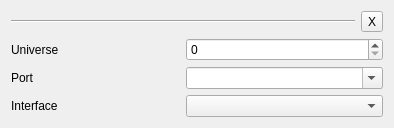
Above: GUI/widgets/interface.ui from VirtualStudioControl/DMXRelayConfigurator before the change. Below: the same form after it.
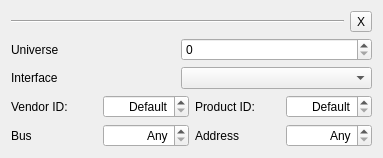
That is the form after the change.

Commit message: Support for configuring uDMX interfaces Limited Send rate of DMX Frames from UI to 100 fps

What changed in the file:
```diff
--- a/GUI/widgets/interface.ui
+++ b/GUI/widgets/interface.ui
@@ -6,33 +6,195 @@
    <rect>
     <x>0</x>
     <y>0</y>
-    <width>394</width>
-    <height>115</height>
+    <width>383</width>
+    <height>141</height>
    </rect>
   </property>
   <property name="windowTitle">
    <string>Form</string>
   </property>
   <layout class="QGridLayout" name="gridLayout">
-   <item row="2" column="0">
-    <widget class="QLabel" name="label_2">
-     <property name="text">
-      <string>Port</string>
+   <item row="1" column="1" colspan="2">
+    <widget class="QSpinBox" name="universe_spin">
+     <property name="maximum">
+      <number>2147483647</number>
      </property>
     </widget>
    </item>
-   <item row="0" column="0" colspan="2">
-    <widget class="Line" name="line">
-     <property name="orientation">
-      <enum>Qt::Horizontal</enum>
+   <item row="3" column="0" colspan="3">
+    <widget class="QStackedWidget" name="optionStack">
+     <property name="currentIndex">
+      <number>1</number>
      </property>
-    </widget>
-   </item>
-   <item row="3" column="0">
-    <widget class="QLabel" name="label_3">
-     <property name="text">
-      <string>Interface</string>
-     </property>
+     <widget class="QWidget" name="page">
+      <layout class="QGridLayout" name="gridLayout_2">
+       <property name="leftMargin">
+        <number>0</number>
+       </property>
+       <property name="topMargin">
+        <number>0</number>
+       </property>
+       <property name="rightMargin">
+        <number>0</number>
+       </property>
+       <property name="bottomMargin">
+        <number>0</number>
+       </property>
+       <item row="0" column="0">
+        <widget class="QLabel" name="label_2">
+         <property name="text">
+          <string>Port</string>
+         </property>
+        </widget>
+       </item>
+       <item row="0" column="1">
+        <widget class="QComboBox" name="port_combo">
+         <property name="editable">
+          <bool>true</bool>
+         </property>
+        </widget>
+       </item>
+       <item row="1" column="0" colspan="2">
+        <spacer name="verticalSpacer">
+         <property name="orientation">
+          <enum>Qt::Vertical</enum>
+         </property>
+         <property name="sizeHint" stdset="0">
+          <size>
+           <width>20</width>
+           <height>40</height>
+          </size>
+         </property>
+        </spacer>
+       </item>
+      </layout>
+     </widget>
+     <widget class="QWidget" name="page_2">
+      <layout class="QGridLayout" name="gridLayout_3">
+       <property name="leftMargin">
+        <number>0</number>
+       </property>
+       <property name="topMargin">
+        <number>0</number>
+       </property>
+       <property name="rightMargin">
+        <number>0</number>
+       </property>
+       <property name="bottomMargin">
+        <number>0</number>
+       </property>
+       <item row="0" column="0">
+        <widget class="QLabel" name="label_4">
+         <property name="text">
+          <string>Vendor ID:</string>
+         </property>
+        </widget>
+       </item>
+       <item row="0" column="2">
+        <widget class="QLabel" name="label_5">
+         <property name="text">
+          <string>Product ID:</string>
+         </property>
+        </widget>
+       </item>
+       <item row="0" column="3">
+        <widget class="QSpinBox" name="product_id_spin">
+         <property name="alignment">
+          <set>Qt::AlignRight|Qt::AlignTrailing|Qt::AlignVCenter</set>
+         </property>
+         <property name="specialValueText">
+          <string>Default</string>
+         </property>
+         <property name="minimum">
+          <number>-1</number>
+         </property>
+         <property name="maximum">
+          <number>65535</number>
+         </property>
+         <property name="value">
+          <number>-1</number>
+         </property>
+         <property name="displayIntegerBase">
+          <number>16</number>
+         </property>
+        </widget>
+       </item>
+       <item row="0" column="1">
+        <widget class="QSpinBox" name="vendor_id_spin">
+         <property name="alignment">
+          <set>Qt::AlignRight|Qt::AlignTrailing|Qt::AlignVCenter</set>
+         </property>
+         <property name="specialValueText">
+          <string>Default</string>
+         </property>
+         <property name="minimum">
+          <number>-1</number>
+         </property>
+         <property name="maximum">
+          <number>65535</number>
+         </property>
+         <property name="value">
+          <number>-1</number>
+         </property>
+         <property name="displayIntegerBase">
+          <number>16</number>
+         </property>
+        </widget>
+       </item>
+       <item row="1" column="0">
+        <widget class="QLabel" name="label_6">
+         <property name="text">
+          <string>Bus</string>
+         </property>
+        </widget>
+       </item>
+       <item row="1" column="2">
+        <widget class="QLabel" name="label_7">
+         <property name="text">
+          <string>Address</string>
+         </property>
+        </widget>
+       </item>
+       <item row="1" column="1">
+        <widget class="QSpinBox" name="bus_spin">
+         <property name="alignment">
+          <set>Qt::AlignRight|Qt::AlignTrailing|Qt::AlignVCenter</set>
+         </property>
+         <property name="specialValueText">
+          <string>Any</string>
+         </property>
+         <property name="minimum">
+          <number>-1</number>
+         </property>
+         <property name="maximum">
+          <number>65535</number>
+         </property>
+         <property name="value">
+          <number>-1</number>
+         </property>
+        </widget>
+       </item>
+       <item row="1" column="3">
+        <widget class="QSpinBox" name="address_spin">
+         <property name="alignment">
+          <set>Qt::AlignRight|Qt::AlignTrailing|Qt::AlignVCenter</set>
+         </property>
+         <property name="specialValueText">
+          <string>Any</string>
+         </property>
+         <property name="minimum">
+          <number>-1</number>
+         </property>
+         <property name="maximum">
+          <number>65535</number>
+         </property>
+         <property name="value">
+          <number>-1</number>
+         </property>
+        </widget>
+       </item>
+      </layout>
+     </widget>
     </widget>
    </item>
    <item row="1" column="0">
@@ -49,21 +211,21 @@
      </property>
     </widget>
    </item>
-   <item row="1" column="1" colspan="2">
-    <widget class="QSpinBox" name="universe_spin">
-     <property name="maximum">
-      <number>2147483647</number>
+   <item row="0" column="0" colspan="2">
+    <widget class="Line" name="line">
+     <property name="orientation">
+      <enum>Qt::Horizontal</enum>
+     </property>
+    </widget>
+   </item>
+   <item row="2" column="0">
+    <widget class="QLabel" name="label_3">
+     <property name="text">
+      <string>Interface</string>
      </property>
     </widget>
    </item>
    <item row="2" column="1" colspan="2">
-    <widget class="QComboBox" name="port_combo">
-     <property name="editable">
-      <bool>true</bool>
-     </property>
-    </widget>
-   </item>
-   <item row="3" column="1" colspan="2">
     <widget class="QComboBox" name="interface_combo"/>
    </item>
   </layout>
```
The commit also changes 6 other files.
